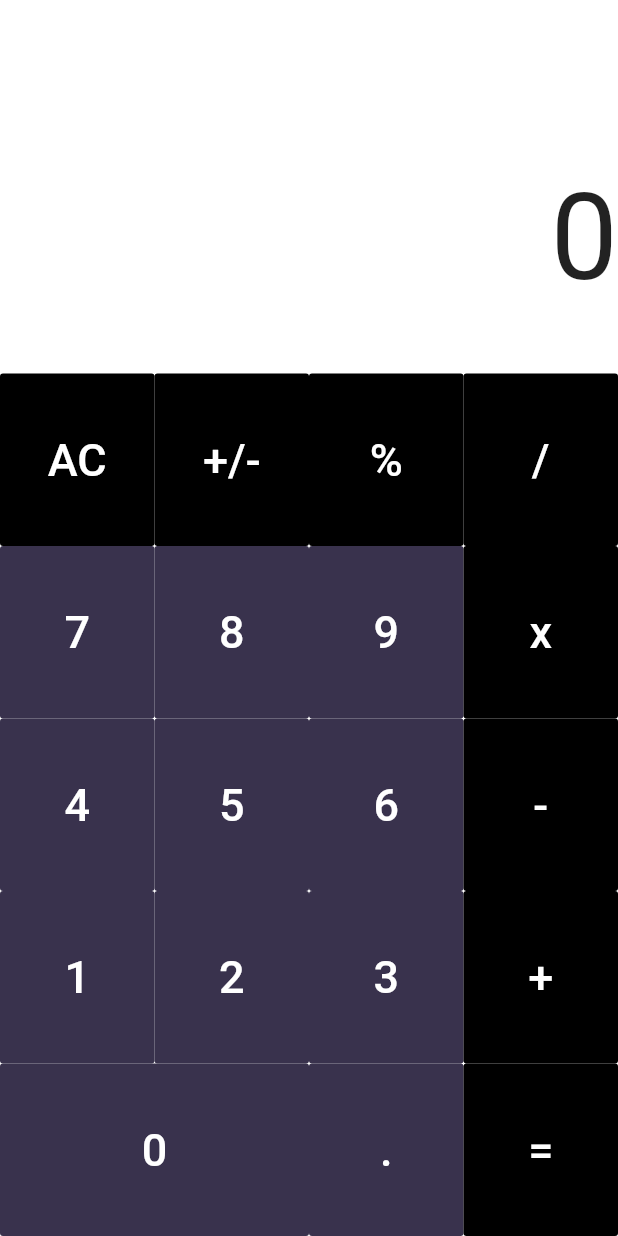
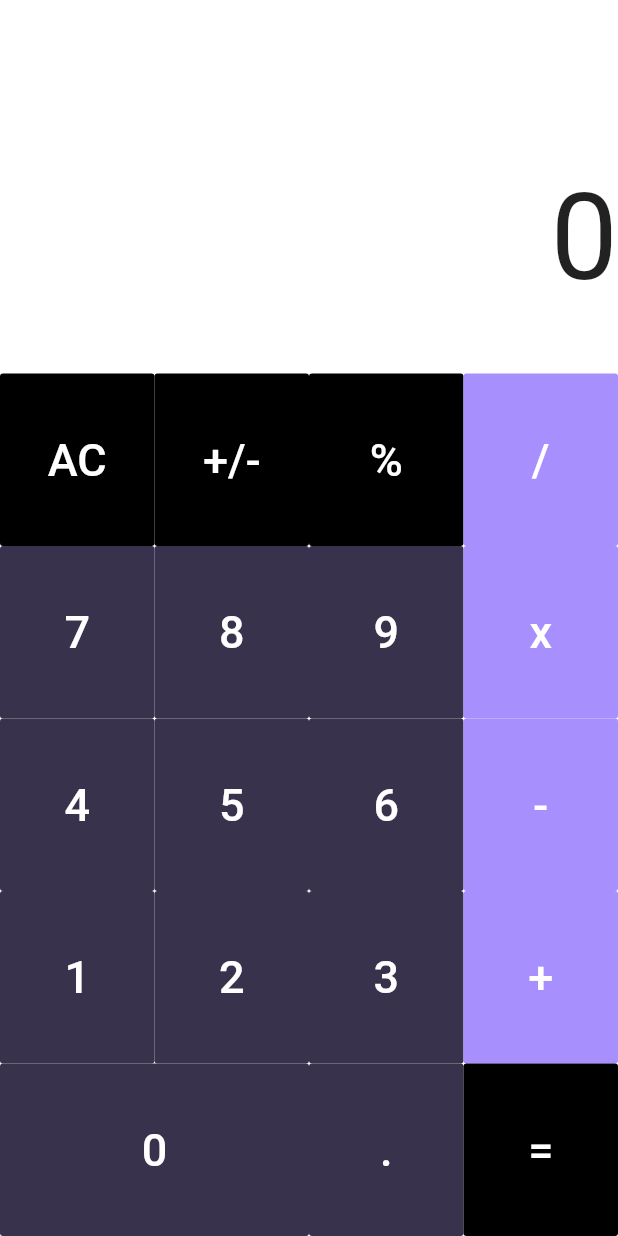
Before and after one commit to wingyplus/flutter_expr, a Flutter app: the screen it shows after launch, on a phone screen of 412 x 824 dp. Run offline on Flutter 3.47's test engine with Material 2 defaults, Android fonts, the phone set to English and light mode, and no system bars.

Commit message:
mojicalc: add OperatorButton

```diff
--- a/mojicalc/lib/main.dart
+++ b/mojicalc/lib/main.dart
@@ -1,6 +1,7 @@
 import 'package:flutter/material.dart';
 import 'package:mojicalc/widgets/button.dart';
 import 'package:mojicalc/widgets/num_button.dart';
+import 'package:mojicalc/widgets/operator_button.dart';
 
 void main() => runApp(Calculator());
 
@@ -55,7 +56,7 @@ class NumPad extends StatelessWidget {
             Button('AC', onPressed: () {}),
             Button('+/-', onPressed: () {}),
             Button('%', onPressed: () {}),
-            Button('/', onPressed: () {}),
+            OperatorButton('/', onPressed: (op) {}),
           ],
         ),
         Row(
@@ -63,7 +64,7 @@ class NumPad extends StatelessWidget {
             NumButton('7', onPressed: (n) {}),
             NumButton('8', onPressed: (n) {}),
             NumButton('9', onPressed: (n) {}),
-            Button('x', onPressed: () {}),
+            OperatorButton('x', onPressed: (op) {}),
           ],
         ),
         Row(
@@ -71,7 +72,7 @@ class NumPad extends StatelessWidget {
             NumButton('4', onPressed: (n) {}),
             NumButton('5', onPressed: (n) {}),
             NumButton('6', onPressed: (n) {}),
-            Button('-', onPressed: () {}),
+            OperatorButton('-', onPressed: (op) {}),
           ],
         ),
         Row(
@@ -79,7 +80,7 @@ class NumPad extends StatelessWidget {
             NumButton('1', onPressed: (n) {}),
             NumButton('2', onPressed: (n) {}),
             NumButton('3', onPressed: (n) {}),
-            Button('+', onPressed: () {}),
+            OperatorButton('+', onPressed: (op) {}),
           ],
         ),
         Row(
--- /dev/null
+++ b/mojicalc/lib/widgets/operator_button.dart
@@ -0,0 +1,29 @@
+import 'package:flutter/material.dart';
+import 'package:mojicalc/widgets/button.dart';
+
+typedef NumButtonCallback = void Function(String);
+
+/// OperatorButton is a button for number.
+class OperatorButton extends StatelessWidget {
+  final String label;
+  final NumButtonCallback onPressed;
+  final int flex;
+
+  OperatorButton(
+    this.label, {
+    Key key,
+    this.flex = 1,
+    @required this.onPressed,
+  });
+
+  @override
+  Widget build(BuildContext context) {
+    return Button(
+      this.label,
+      color: const Color(0xFFA790FE),
+      textColor: Colors.white,
+      flex: this.flex,
+      onPressed: () => this.onPressed(this.label),
+    );
+  }
+}
```
